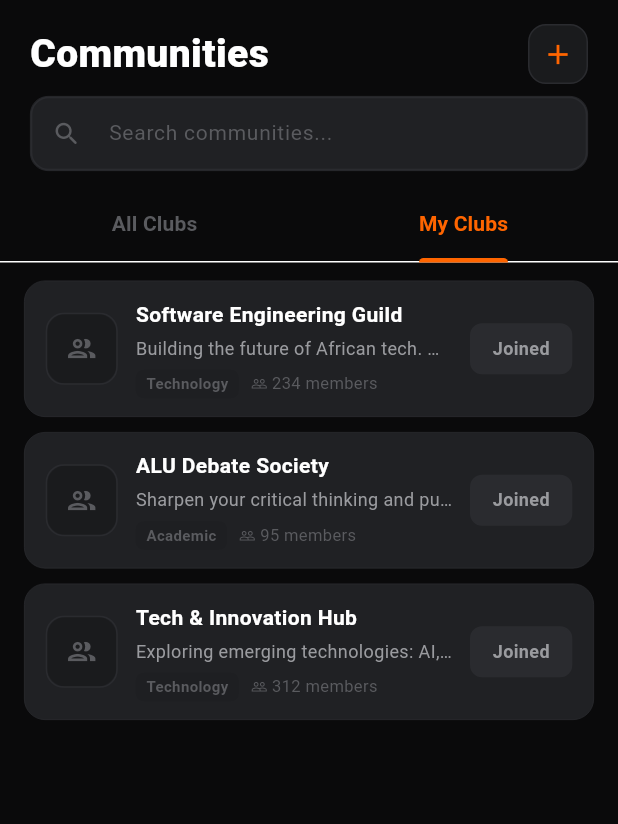
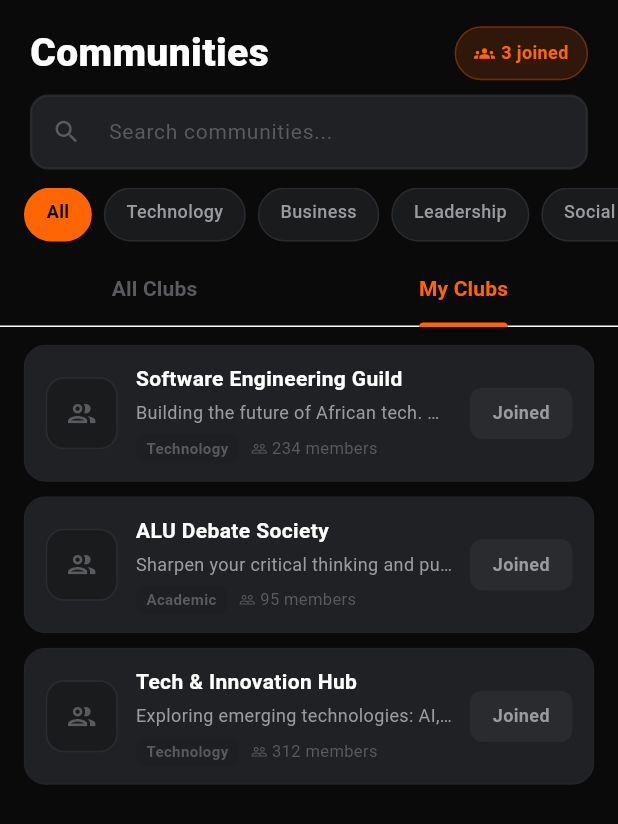
Before and after one commit to Gedeon250/alu_connect, a Flutter app: the CommunitiesScreen screen opened directly, tab 2 chosen, on a phone screen of 412 x 824 dp. Shown: the top 824 px of the screen. Run offline on Flutter 3.47's test engine with Material 3 defaults, Android fonts, the phone set to English and light mode, and no system bars; our stand-ins replace shared_preferences, sqflite, timeago; accounts and stored records are empty; network calls fail.

Commit message:
Kenny: enhance explore and communities UI

```diff
--- a/lib/screens/communities/communities_screen.dart
+++ b/lib/screens/communities/communities_screen.dart
@@ -17,7 +17,8 @@ class _CommunitiesScreenState extends State<CommunitiesScreen>
   late TabController _tabController;
   final TextEditingController _searchCtrl = TextEditingController();
   String _query = '';
-
+String _selectedCategory = 'All';
+final List<String> _categories = ['All', 'Technology', 'Business', 'Leadership', 'Social Impact', 'Academic'];
   @override
   void initState() {
     super.initState();
@@ -42,13 +43,20 @@ class _CommunitiesScreenState extends State<CommunitiesScreen>
           children: [
             _buildHeader(),
             _buildSearchBar(),
+            _buildCategoryChips(),
+            const SizedBox(height: 8),
             _buildTabs(),
             Expanded(
               child: TabBarView(
                 controller: _tabController,
                 children: [
-                  _buildList(communities.search(_query),
-                      communities, showAll: true),
+                  _buildList(
+  communities.search(_query).where((c) =>
+    _selectedCategory == 'All' || c.category == _selectedCategory
+  ).toList(),
+  communities,
+  showAll: true,
+),
                   _buildList(
                     communities.myCommunities
                         .where((c) => c.name
@@ -81,17 +89,31 @@ class _CommunitiesScreenState extends State<CommunitiesScreen>
               fontWeight: FontWeight.w800,
             ),
           ),
-          Container(
-            width: 40,
-            height: 40,
-            decoration: BoxDecoration(
-              color: AppColors.surface,
-              borderRadius: BorderRadius.circular(12),
-              border: Border.all(color: AppColors.divider),
-            ),
-            child: const Icon(Icons.add,
-                color: AppColors.primary, size: 22),
+          Consumer<CommunitiesProvider>(
+  builder: (context, provider, _) => Container(
+    padding: const EdgeInsets.symmetric(horizontal: 12, vertical: 8),
+    decoration: BoxDecoration(
+      color: AppColors.primary.withOpacity(0.15),
+      borderRadius: BorderRadius.circular(20),
+      border: Border.all(color: AppColors.primary.withOpacity(0.3)),
+    ),
+    child: Row(
+      mainAxisSize: MainAxisSize.min,
+      children: [
+        const Icon(Icons.groups, size: 14, color: AppColors.primary),
+        const SizedBox(width: 4),
+        Text(
+          '${provider.myCommunities.length} joined',
+          style: const TextStyle(
+            color: AppColors.primary,
+            fontSize: 12,
+            fontWeight: FontWeight.w600,
           ),
+        ),
+      ],
+    ),
+  ),
+),
         ],
       ),
     );
@@ -120,6 +142,44 @@ class _CommunitiesScreenState extends State<CommunitiesScreen>
       tabs: const [Tab(text: 'All Clubs'), Tab(text: 'My Clubs')],
     );
   }
+
+Widget _buildCategoryChips() {
+  return SizedBox(
+    height: 36,
+    child: ListView.builder(
+      scrollDirection: Axis.horizontal,
+      padding: const EdgeInsets.symmetric(horizontal: 16),
+      itemCount: _categories.length,
+      itemBuilder: (context, i) {
+        final cat = _categories[i];
+        final selected = _selectedCategory == cat;
+        return GestureDetector(
+          onTap: () => setState(() => _selectedCategory = cat),
+          child: AnimatedContainer(
+            duration: const Duration(milliseconds: 200),
+            margin: const EdgeInsets.only(right: 8),
+            padding: const EdgeInsets.symmetric(horizontal: 14, vertical: 6),
+            decoration: BoxDecoration(
+              color: selected ? AppColors.primary : AppColors.surface,
+              borderRadius: BorderRadius.circular(20),
+              border: Border.all(
+                color: selected ? AppColors.primary : AppColors.divider,
+              ),
+            ),
+            child: Text(
+              cat,
+              style: TextStyle(
+                color: selected ? Colors.black : AppColors.textSecondary,
+                fontSize: 12,
+                fontWeight: selected ? FontWeight.w700 : FontWeight.w500,
+              ),
+            ),
+          ),
+        );
+      },
+    ),
+  );
+}
 
   Widget _buildList(
     List communities,
```
Also changed, not shown: lib/screens/explore/explore_screen.dart (+48 -0 lines).
